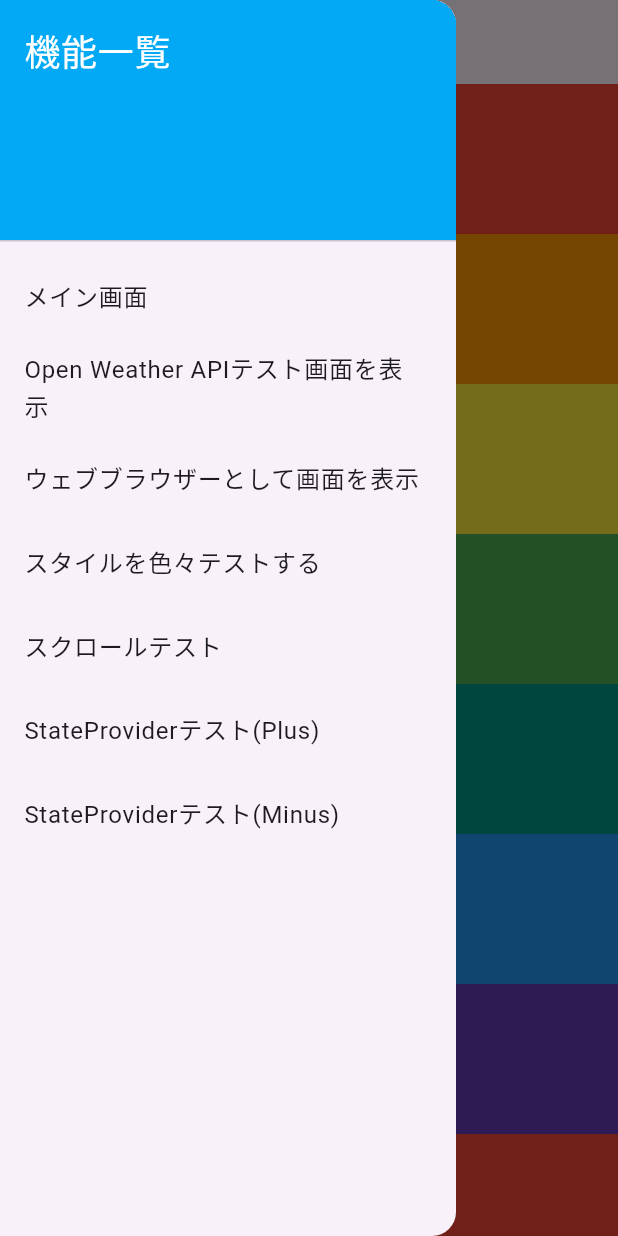
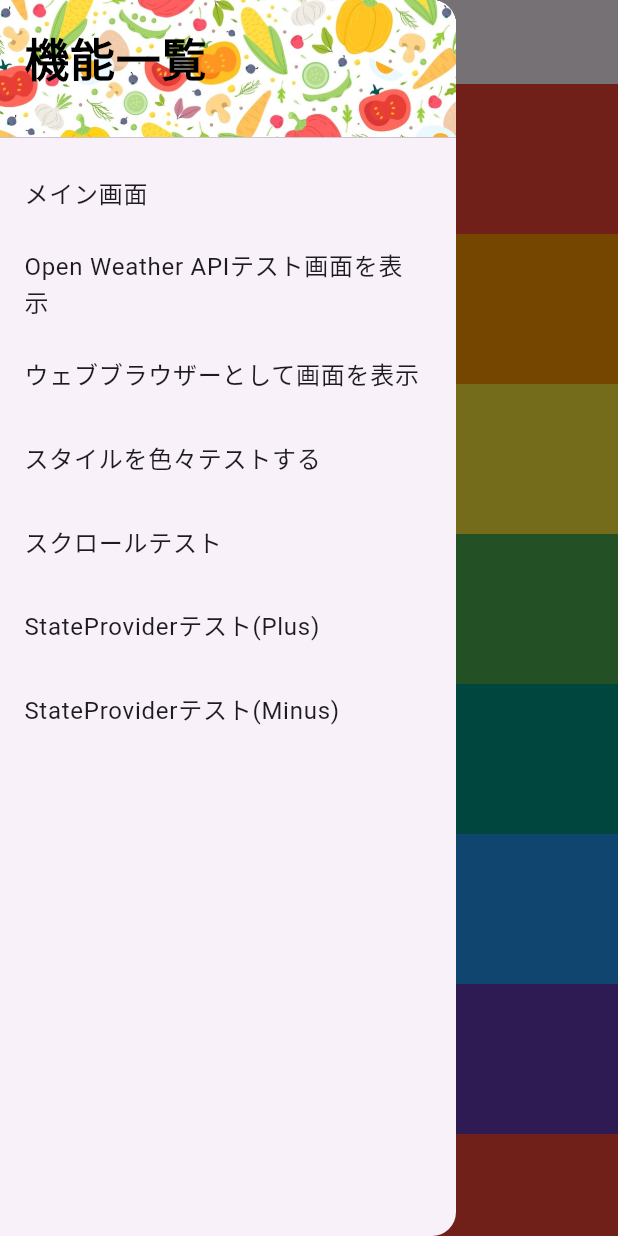
Before and after one commit to will-of-work-80/flutter-test, a Flutter app: the ScrollViewTestPage screen opened directly, with the side drawer open, on a phone screen of 412 x 824 dp. Run offline on Flutter 3.47's test engine with Material 3 defaults, Android fonts, the phone set to English and light mode, and no system bars; our stand-ins replace cached_network_image, flutter_riverpod, freezed_annotation, webview_flutter; network calls fail.

Commit message:
画像を表示してみる、背景として表示

```diff
--- a/lib/navigation.dart
+++ b/lib/navigation.dart
@@ -15,15 +15,21 @@ class NavigationComponentWidget extends StatelessWidget {
     return Drawer(
       child: ListView(
         children: [
-          DrawerHeader(
-            decoration: BoxDecoration(
-              color: Colors.lightBlue,
-            ),
-            child: Text(
-              '機能一覧',
-              style: TextStyle(
-                fontSize: 24,
-                color: Colors.white,
+          SizedBox(
+            height: 100,
+            child: DrawerHeader(
+              decoration: BoxDecoration(
+                  image: DecorationImage(
+                image: AssetImage('images/gara.jpg'),
+                fit: BoxFit.cover,
+              )),
+              child: Text(
+                '機能一覧',
+                style: TextStyle(
+                  fontSize: 30,
+                  fontWeight: FontWeight.bold,
+                  color: Colors.black,
+                ),
               ),
             ),
           ),
--- a/pubspec.yaml
+++ b/pubspec.yaml
@@ -76,7 +76,8 @@ flutter:
   uses-material-design: true
 
   # To add assets to your application, add an assets section, like this:
-  # assets:
+  assets:
+    - images/
   # 現在利用してないため、コメントアウト
   #  - .env
   #   - images/a_dot_burr.jpeg
```
Also changed, not shown: images/gara.jpg (added), 1 other file.
